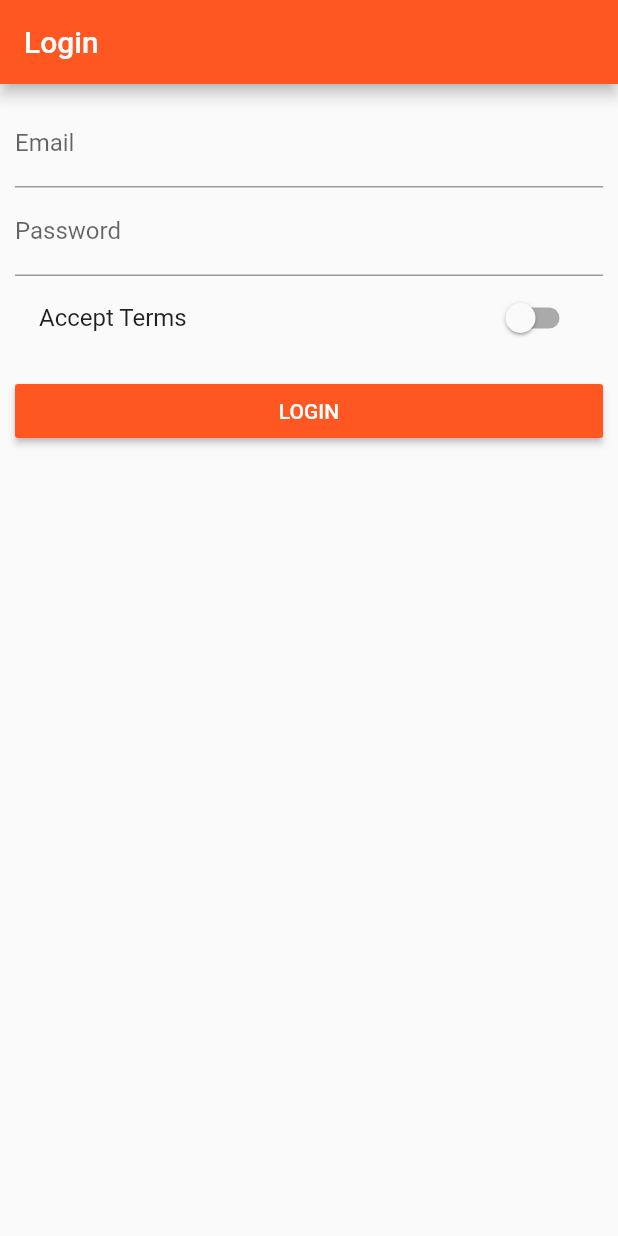
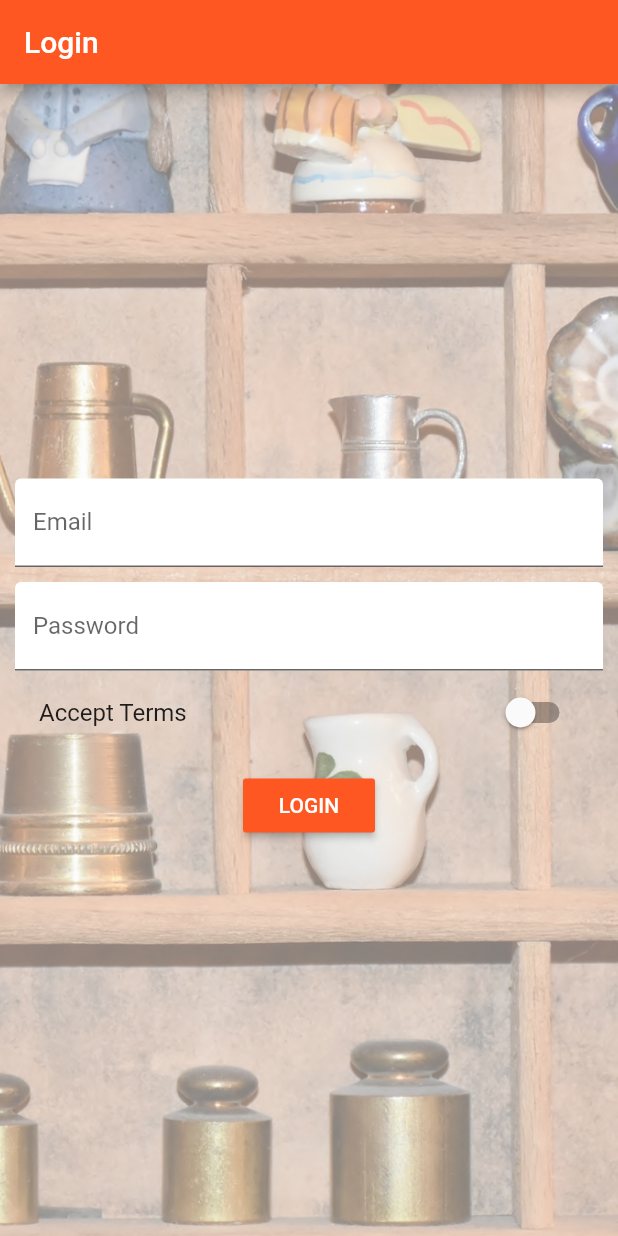
Before and after one commit to Dancannon27/flutterCourse, a Flutter app: the screen it shows after launch, on a phone screen of 412 x 824 dp. Run offline on Flutter 3.47's test engine with Material 2 defaults, Android fonts, the phone set to English and light mode, and no system bars.

Commit message:
more styling and icons

```diff
--- a/lib/pages/auth.dart
+++ b/lib/pages/auth.dart
@@ -19,11 +19,24 @@ class _AuthPageState extends State<AuthPage> {
         title: Text('Login'),
       ),
       body: Container(
-        margin: EdgeInsets.all(10.0),
-        child: ListView(
+        decoration: BoxDecoration(
+          image: DecorationImage(
+            fit: BoxFit.cover,
+            colorFilter: ColorFilter.mode(
+                Colors.black.withOpacity(0.5), BlendMode.dstATop),
+            image: AssetImage('assets/background.jpg'),
+          ),
+        ),
+        padding: EdgeInsets.all(10.0),
+        child: Center(
+          child: SingleChildScrollView(
+            child: Column(
               children: <Widget>[
                 TextField(
-              decoration: InputDecoration(labelText: 'Email'),
+                  decoration: InputDecoration(
+                      labelText: 'Email',
+                      filled: true,
+                      fillColor: Colors.white),
                   keyboardType: TextInputType.emailAddress,
                   onChanged: (String value) {
                     setState(() {
@@ -31,8 +44,12 @@ class _AuthPageState extends State<AuthPage> {
                     });
                   },
                 ),
+                SizedBox(height: 10.0,),
                 TextField(
-              decoration: InputDecoration(labelText: 'Password'),
+                  decoration: InputDecoration(
+                      labelText: 'Password',
+                      filled: true,
+                      fillColor: Colors.white),
                   obscureText: true,
                   onChanged: (String value) {
                     setState(() {
@@ -65,6 +82,8 @@ class _AuthPageState extends State<AuthPage> {
               ],
             ),
           ),
+        ),
+      ),
     );
   }
 }
--- a/lib/pages/products_admin.dart
+++ b/lib/pages/products_admin.dart
@@ -22,6 +22,7 @@ class ProductsAdminPage extends StatelessWidget {
                   title: Text('Choose'),
                 ),
                 ListTile(
+                  leading: Icon(Icons.shop),
                   title: Text('Products Page'),
                   onTap: () {
                     Navigator.pushReplacementNamed(context, '/products');
--- a/pubspec.yaml
+++ b/pubspec.yaml
@@ -39,6 +39,7 @@ flutter:
   # To add assets to your application, add an assets section, like this:
   assets:
     - assets/food.jpg
+    - assets/background.jpg
   #  - images/a_dot_ham.jpeg
 
   # An image asset can refer to one or more resolution-specific "variants", see
```
Also changed, not shown: lib/pages/products.dart (+8 -2 lines), lib/products.dart (+12 -6 lines), assets/background.jpg (added). Lines whose indentation alone changed are shown as unchanged.
